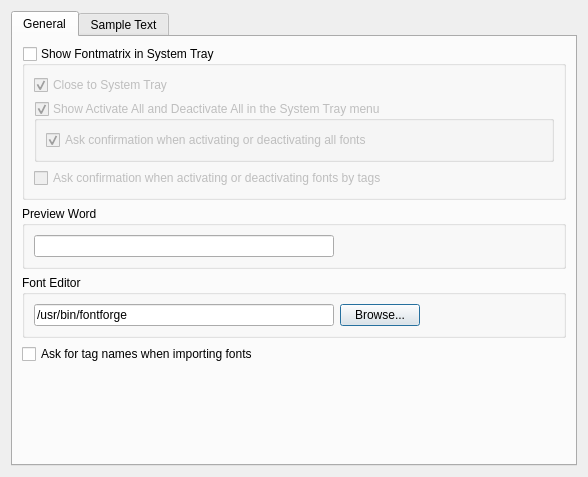
The window that src/prefs_panel.ui (fontmatrix/fontmatrix) describes before a commit, drawn with Qt 5.
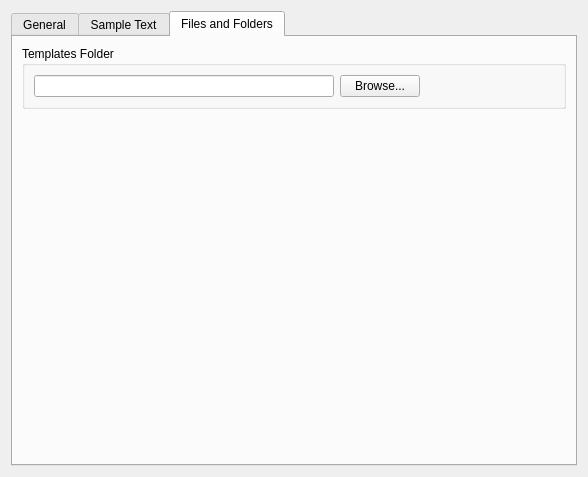
The same window after the commit. The open tabs and pages were chosen to show the change. Icons and pictures are not drawn.

Commit message: Added preference item for templates (for fontbook) folder. At least two default templates are now in Fontmatrix, hope there will be someone to improve them. Side note : organisation "Undertype" and project "fontmatrix" are now declared for whole application. You can now call default constructor for QSettings.

Patch:
```diff
--- a/src/prefs_panel.ui
+++ b/src/prefs_panel.ui
@@ -314,7 +314,43 @@
                </property>
               </widget>
              </item>
-             <item>
+            </layout>
+           </item>
+          </layout>
+         </item>
+        </layout>
+       </item>
+      </layout>
+     </widget>
+     <widget class="QWidget" name="tab_3" >
+      <attribute name="title" >
+       <string>Files and Folders</string>
+      </attribute>
+      <layout class="QGridLayout" >
+       <item row="0" column="0" >
+        <widget class="QGroupBox" name="groupBox_5" >
+         <property name="title" >
+          <string>Templates Folder</string>
+         </property>
+         <layout class="QGridLayout" >
+          <item row="0" column="0" >
+           <widget class="QLineEdit" name="templatesFolder" >
+            <property name="minimumSize" >
+             <size>
+              <width>300</width>
+              <height>0</height>
+             </size>
+            </property>
+           </widget>
+          </item>
+          <item row="0" column="1" >
+           <widget class="QPushButton" name="templatesDirBrowse" >
+            <property name="text" >
+             <string>Browse...</string>
+            </property>
+           </widget>
+          </item>
+          <item row="0" column="2" >
               <spacer>
                <property name="orientation" >
                 <enum>Qt::Horizontal</enum>
@@ -328,8 +364,9 @@
               </spacer>
              </item>
             </layout>
-           </item>
-           <item>
+        </widget>
+       </item>
+       <item row="1" column="0" >
             <spacer>
              <property name="orientation" >
               <enum>Qt::Vertical</enum>
@@ -341,10 +378,6 @@
               </size>
              </property>
             </spacer>
-           </item>
-          </layout>
-         </item>
-        </layout>
        </item>
       </layout>
      </widget>
```
Lines whose indentation alone changed are shown as unchanged. The commit also changes 8 other files.
